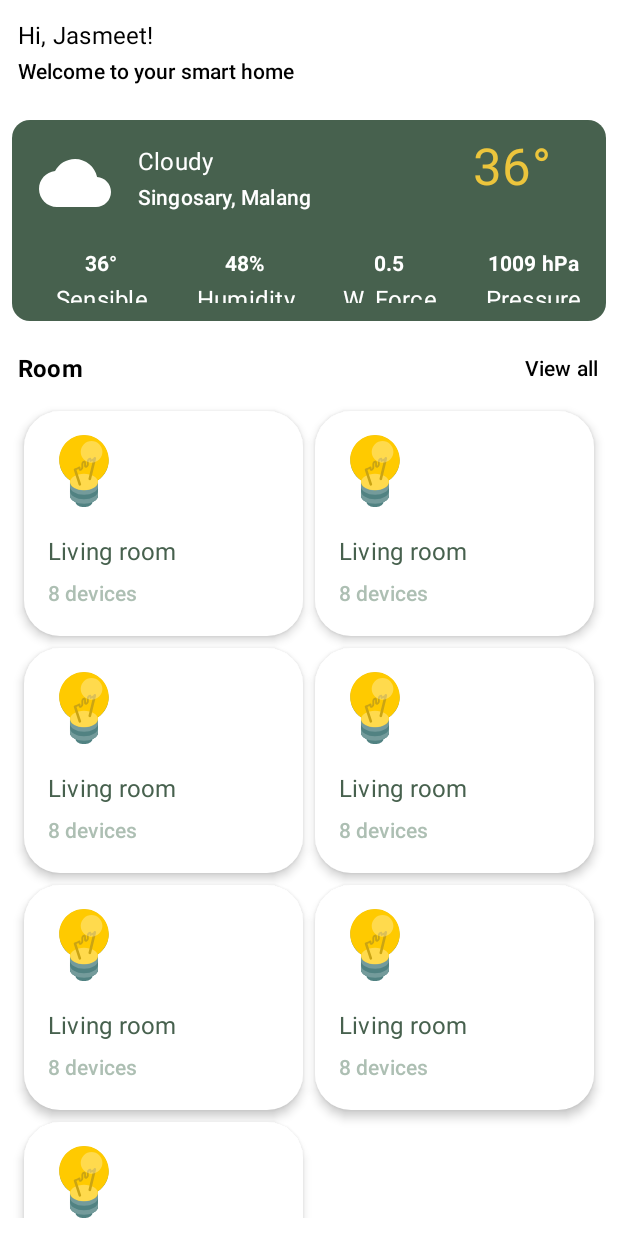
After one commit to jasmeet0915/D.R.A.N.Z.E.R, an Android app built with Jetpack Compose: the @Preview function RoomsScreen, on a phone screen of 412 x 824 dp. The commit adds this screen. Run offline under Robolectric (Android 15) with nearby library versions, the phone set to English and light mode, and no system bars.

Commit message:
Add rooms screen with weather card

```diff
--- /dev/null
+++ b/dranzer-app/app/src/main/java/com/developers/dranzer/ui/rooms/RoomsScreen.kt
@@ -0,0 +1,103 @@
+package com.developers.dranzer.ui.rooms
+
+import androidx.compose.foundation.Image
+import androidx.compose.foundation.background
+import androidx.compose.foundation.layout.*
+import androidx.compose.foundation.lazy.grid.GridCells
+import androidx.compose.foundation.lazy.grid.LazyVerticalGrid
+import androidx.compose.foundation.shape.RoundedCornerShape
+import androidx.compose.material.Card
+import androidx.compose.material.MaterialTheme
+import androidx.compose.material.Text
+import androidx.compose.runtime.Composable
+import androidx.compose.ui.Modifier
+import androidx.compose.ui.graphics.Color
+import androidx.compose.ui.res.painterResource
+import androidx.compose.ui.text.font.FontWeight
+import androidx.compose.ui.tooling.preview.Preview
+import androidx.compose.ui.unit.dp
+import com.developers.dranzer.R
+import com.developers.dranzer.ui.weather.WeatherCard
+
+@Composable
+@Preview
+fun RoomsScreen() {
+    Column(
+        modifier = Modifier
+            .background(Color.White)
+    ) {
+        Text(
+            text = "Hi, Jasmeet!",
+            style = MaterialTheme.typography.subtitle1,
+            modifier = Modifier.padding(start = 12.dp, top = 12.dp)
+        )
+        Text(
+            text = "Welcome to your smart home",
+            style = MaterialTheme.typography.subtitle2,
+            modifier = Modifier.padding(start = 12.dp, bottom = 12.dp)
+        )
+        WeatherCard(
+            Modifier
+                .height(150.dp)
+                .padding(8.dp)
+        )
+        Row(
+            horizontalArrangement = Arrangement.SpaceBetween,
+            modifier = Modifier.fillMaxWidth()
+        ) {
+            Text(
+                text = "Room",
+                style = MaterialTheme.typography.subtitle1,
+                fontWeight = FontWeight.Bold,
+                modifier = Modifier.padding(start = 12.dp, top = 12.dp)
+            )
+            Text(
+                text = "View all",
+                style = MaterialTheme.typography.subtitle2,
+                modifier = Modifier.padding(end = 12.dp, top = 12.dp)
+            )
+        }
+
+        LazyVerticalGrid(
+            columns = GridCells.Fixed(2),
+            modifier = Modifier.padding(12.dp)
+        ) {
+            items(7) {
+                Card(
+                    shape = RoundedCornerShape(24.dp),
+                    modifier = Modifier
+                        .padding(4.dp)
+                        .height(150.dp),
+                    elevation = 4.dp,
+                ) {
+                    Column(
+                        Modifier
+                            .padding(8.dp)
+                            .fillMaxWidth(),
+                        verticalArrangement = Arrangement.SpaceBetween
+                    ) {
+                        Image(
+                            modifier = Modifier.padding(start = 8.dp, top = 8.dp),
+                            painter = painterResource(id = R.drawable.ic_light_bulb),
+                            contentDescription = "Room image"
+                        )
+                        Column {
+                            Text(
+                                text = "Living room",
+                                color = Color(0xff47614e),
+                                style = MaterialTheme.typography.subtitle1,
+                                modifier = Modifier.padding(start = 8.dp)
+                            )
+                            Text(
+                                text = "8 devices",
+                                color = Color(0xffadbfb3),
+                                style = MaterialTheme.typography.subtitle2,
+                                modifier = Modifier.padding(start = 8.dp, top = 4.dp, bottom = 8.dp)
+                            )
+                        }
+                    }
+                }
+            }
+        }
+    }
+}
--- /dev/null
+++ b/dranzer-app/app/src/main/java/com/developers/dranzer/ui/weather/WeatherCard.kt
@@ -0,0 +1,155 @@
+package com.developers.dranzer.ui.weather
+
+import androidx.compose.foundation.Image
+import androidx.compose.foundation.layout.*
+import androidx.compose.foundation.shape.CircleShape
+import androidx.compose.foundation.shape.RoundedCornerShape
+import androidx.compose.material.Card
+import androidx.compose.material.MaterialTheme
+import androidx.compose.material.Text
+import androidx.compose.runtime.Composable
+import androidx.compose.ui.Alignment
+import androidx.compose.ui.Modifier
+import androidx.compose.ui.draw.clip
+import androidx.compose.ui.graphics.Color
+import androidx.compose.ui.layout.ContentScale
+import androidx.compose.ui.res.painterResource
+import androidx.compose.ui.text.font.FontWeight
+import androidx.compose.ui.tooling.preview.Preview
+import androidx.compose.ui.unit.dp
+import com.developers.dranzer.R
+
+@Composable
+@Preview
+fun WeatherCard(modifier: Modifier = Modifier) {
+    Card(
+        shape = RoundedCornerShape(12.dp),
+        //#47614e
+        backgroundColor = Color(0xff47614e),
+        modifier = modifier
+    ) {
+        Column {
+            Row(
+                modifier = Modifier
+                    .padding(12.dp)
+            ) {
+                Image(
+                    painter = painterResource(R.drawable.baseline_wb_cloudy_white_24dp),
+                    contentDescription = "weather-image",
+                    contentScale = ContentScale.None,            // crop the image if it's not a square
+                    modifier = Modifier
+                        .size(60.dp)
+                        .clip(CircleShape),
+                )
+                Column(
+                    modifier = Modifier
+                        .align(Alignment.Top)
+                        .padding(top = 4.dp)
+                ) {
+                    Text(
+                        text = "Cloudy",
+                        style = MaterialTheme.typography.subtitle1,
+                        color = Color.White,
+                        modifier = Modifier
+                            .padding(start = 12.dp)
+                    )
+                    Text(
+                        text = "Singosary, Malang",
+                        style = MaterialTheme.typography.subtitle2,
+                        color = Color.White,
+                        modifier = Modifier
+                            .padding(start = 12.dp)
+                    )
+                }
+                Box(
+                    modifier = Modifier.fillMaxWidth().padding(end = 24.dp),
+                    contentAlignment = Alignment.TopEnd,
+                ) {
+                    Text(
+                        text = "36°",
+                        style = MaterialTheme.typography.h4,
+                        color = Color(0xffecc53c),
+                        modifier = Modifier.align(Alignment.BottomEnd)
+                    )
+                }
+            }
+            Row(modifier = Modifier
+                .fillMaxSize()
+                .padding(start = 12.dp, bottom = 12.dp)
+            ) {
+                Column(
+                    horizontalAlignment = Alignment.CenterHorizontally,
+                    modifier = Modifier
+                        .align(Alignment.CenterVertically)
+                        .weight(1f)
+                ) {
+                    Text(
+                        text = "36°",
+                        style = MaterialTheme.typography.subtitle2,
+                        color = Color.White,
+                        fontWeight = FontWeight.Bold
+                    )
+                    Text(
+                        text = "Sensible",
+                        style = MaterialTheme.typography.subtitle1,
+                        color = Color.White
+                    )
+                }
+                Column(
+                    horizontalAlignment = Alignment.CenterHorizontally,
+                    modifier = Modifier
+                        .align(Alignment.CenterVertically)
+                        .weight(1f)
+                ) {
+                    Text(
+                        text = "48%",
+                        style = MaterialTheme.typography.subtitle2,
+                        color = Color.White,
+                        fontWeight = FontWeight.Bold
+                    )
+                    Text(
+                        text = "Humidity",
+                        style = MaterialTheme.typography.subtitle1,
+                        color = Color.White
+                    )
+                }
+                Column(
+                    horizontalAlignment = Alignment.CenterHorizontally,
+                    modifier = Modifier
+                        .align(Alignment.CenterVertically)
+                        .weight(1f)
+                ) {
+                    Text(
+                        text = "0.5",
+                        style = MaterialTheme.typography.subtitle2,
+                        color = Color.White,
+                        fontWeight = FontWeight.Bold
+                    )
+                    Text(
+                        text = "W. Force",
+                        style = MaterialTheme.typography.subtitle1,
+                        color = Color.White
+                    )
+                }
+                Column(
+                    horizontalAlignment = Alignment.CenterHorizontally,
+                    modifier = Modifier
+                        .align(Alignment.CenterVertically)
+                        .weight(1f)
+                ) {
+                    Text(
+                        text = "1009 hPa",
+                        style = MaterialTheme.typography.subtitle2,
+                        color = Color.White,
+                        fontWeight = FontWeight.Bold
+                    )
+                    Text(
+                        text = "Pressure",
+                        style = MaterialTheme.typography.subtitle1,
+                        color = Color.White
+                    )
+                }
+            }
+        }
+    }
+}
--- /dev/null
+++ b/dranzer-app/app/src/main/res/drawable/baseline_wb_cloudy_white_24dp.xml
@@ -0,0 +1,13 @@
+<?xml version="1.0" encoding="UTF-8" standalone="no"?>
+<vector xmlns:android="http://schemas.android.com/apk/res/android"
+    android:width="48dp"
+    android:height="48dp"
+    android:tint="#ffffff"
+    android:viewportWidth="24.0"
+    android:viewportHeight="24.0">
+
+    <path
+        android:fillColor="@android:color/white"
+        android:pathData="M19.36,10.04C18.67,6.59 15.64,4 12,4 9.11,4 6.6,5.64 5.35,8.04 2.34,8.36 0,10.91 0,14c0,3.31 2.69,6 6,6h13c2.76,0 5,-2.24 5,-5 0,-2.64 -2.05,-4.78 -4.64,-4.96z" />
+
+</vector>
--- a/dranzer-app/app/src/main/res/drawable/ic_light_bulb.xml
+++ b/dranzer-app/app/src/main/res/drawable/ic_light_bulb.xml
@@ -1,6 +1,6 @@
 <vector xmlns:android="http://schemas.android.com/apk/res/android"
-    android:width="160dp"
-    android:height="160dp"
+    android:width="48dp"
+    android:height="48dp"
     android:viewportWidth="512.001"
     android:viewportHeight="512.001">
   <path
```
